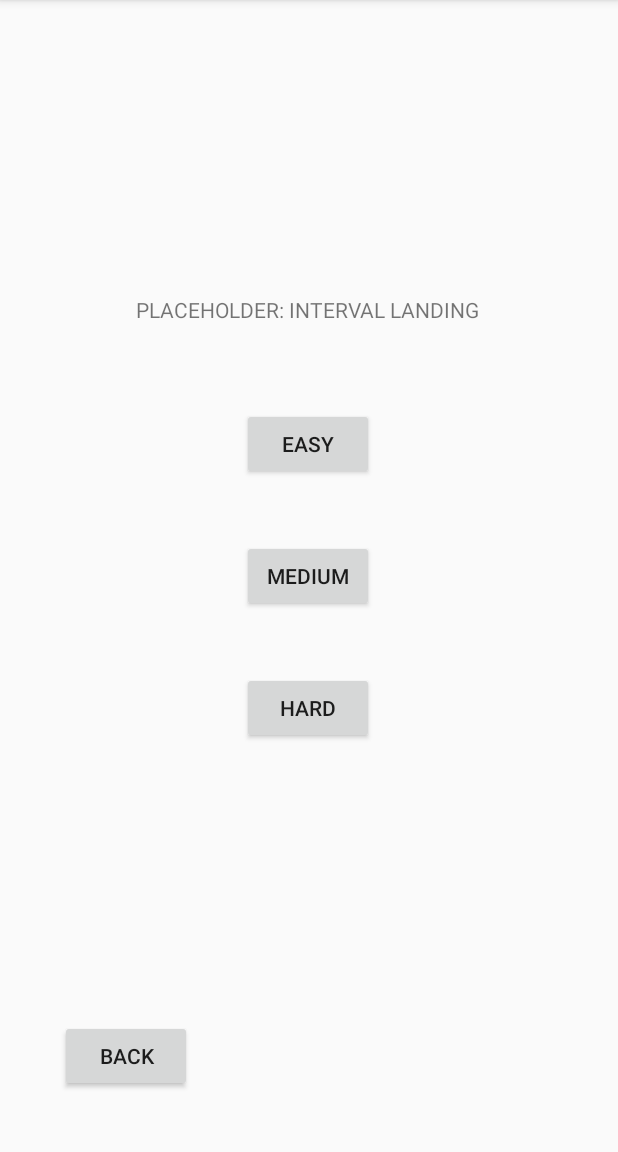
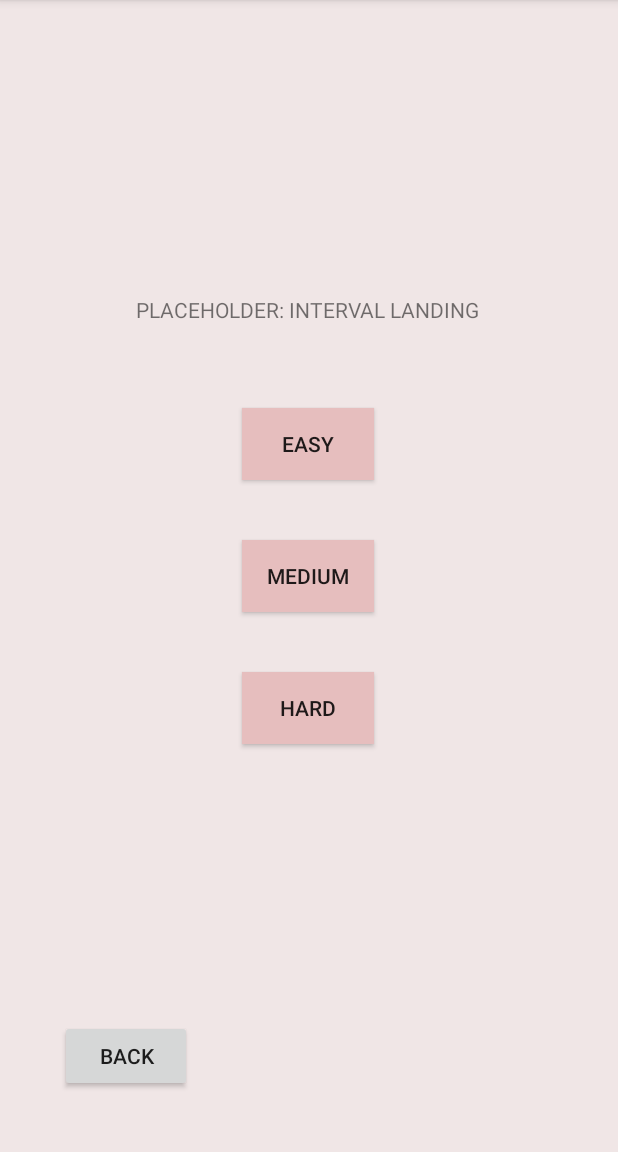
Before and after one commit to nikhilnair23/AllEars, an Android app: the IntervalLandingActivity screen opened directly, with no data from a screen before it, on a phone screen of 412 x 824 dp, the part 84-1236 px from its top. Run offline under Robolectric (Android 15) with nearby library versions, the light colour scheme and no system bars.

Commit message:
Editing xml for styling

```diff
--- a/app/src/main/java/com/example/allears/IntervalQuestionActivity.java
+++ b/app/src/main/java/com/example/allears/IntervalQuestionActivity.java
@@ -22,6 +22,9 @@ import java.util.Random;
 //   - at each one, append a 1 for a correct, and 0 for incorrect, 2 for skip
 //  -> now have it go into a new drawable type thing, draw blue for correct, red for incorrect
 //     etc. also only parse at most the last 10? idk
+
+// - really need to figure out something for the buttons, want a couple custom styles
+//  -> because overriding them as grey adds the stupid full rectangle, no padding or anything
 
 
 public class IntervalQuestionActivity extends AppCompatActivity {
--- a/app/src/main/res/layout/activity_interval_landing.xml
+++ b/app/src/main/res/layout/activity_interval_landing.xml
@@ -4,6 +4,7 @@
     xmlns:tools="http://schemas.android.com/tools"
     android:layout_width="match_parent"
     android:layout_height="match_parent"
+    android:background="@color/colorIntervalQuestionBackground"
     tools:context=".IntervalLandingActivityActivity">
 
     <Button
@@ -22,6 +23,7 @@
         android:layout_width="wrap_content"
         android:layout_height="wrap_content"
         android:layout_marginBottom="40dp"
+        android:background="@color/colorButtonTestOne"
         android:onClick="onClick"
         android:text="@string/button_interval_landing_easy"
         app:layout_constraintBottom_toTopOf="@+id/button_interval_landing_medium"
@@ -33,6 +35,7 @@
         android:id="@+id/button_interval_landing_medium"
         android:layout_width="wrap_content"
         android:layout_height="wrap_content"
+        android:background="@color/colorButtonTestOne"
         android:onClick="onClick"
         android:text="@string/button_interval_landing_medium"
         app:layout_constraintBottom_toBottomOf="parent"
@@ -43,9 +46,11 @@
 
     <Button
         android:id="@+id/button_interval_landing_hard"
+        style="@style/Widget.AppCompat.Button"
         android:layout_width="wrap_content"
         android:layout_height="wrap_content"
         android:layout_marginTop="40dp"
+        android:background="@color/colorButtonTestOne"
         android:onClick="onClick"
         android:text="@string/button_interval_landing_hard"
         app:layout_constraintEnd_toEndOf="parent"
```
Also changed, not shown: app/src/main/res/drawable/button_test.xml (added, +11 -0 lines).
